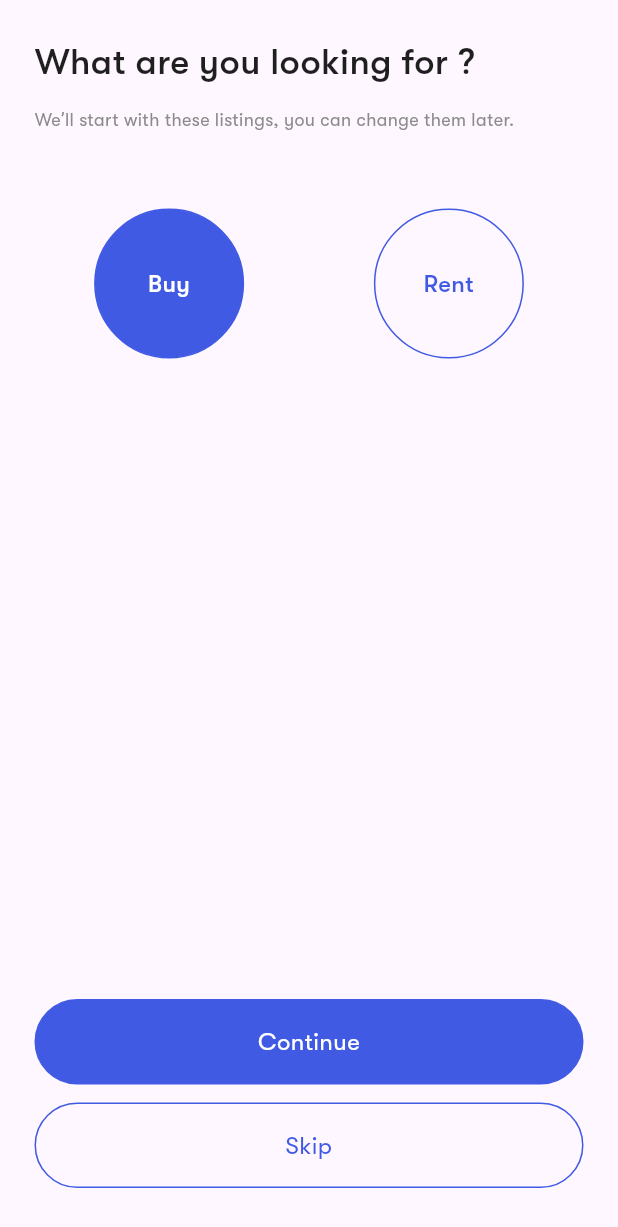
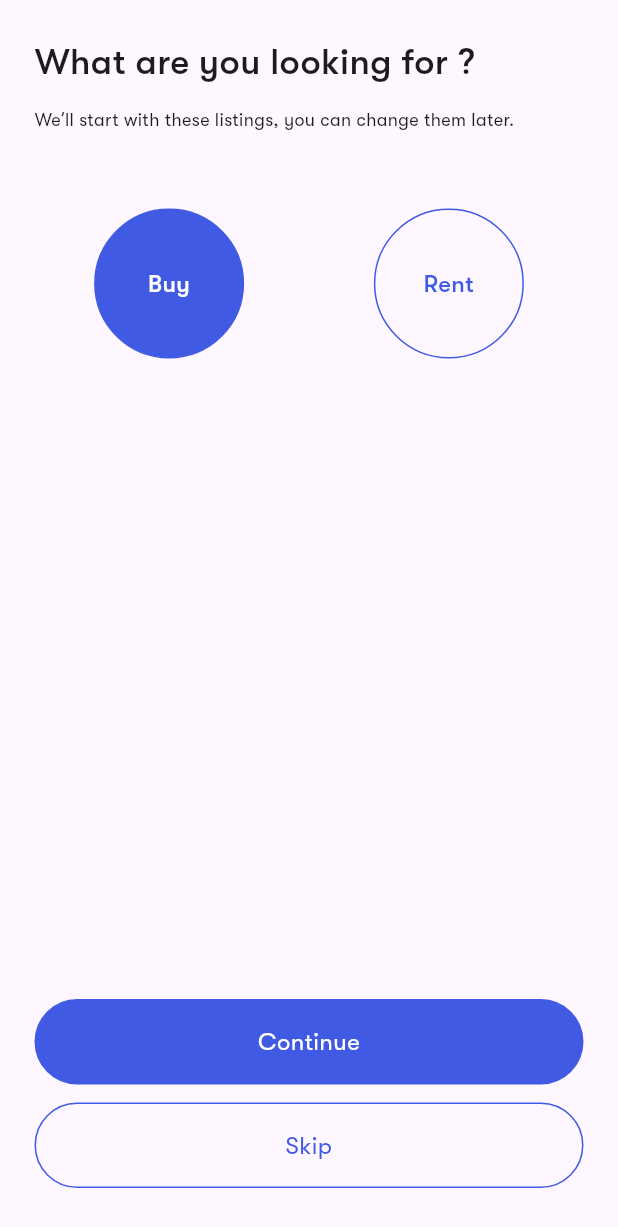
Before and after one commit to Nidhal-Khazene/HomeSpace-RealEstate-Flutter-Mobile-App, a Flutter app: the screen it shows after launch, after a tap on "Get Started", on a phone screen of 412 x 824 dp. Shown: the top 1227 px of the screen. Run offline on Flutter 3.47's test engine with Material 3 defaults, Android fonts, the phone set to English and light mode, and no system bars; our stand-ins replace flutter_svg; statements that could not run were skipped.

Commit message:
add secondary color

```diff
--- a/lib/core/utils/colors.dart
+++ b/lib/core/utils/colors.dart
@@ -2,7 +2,8 @@ import 'package:flutter/cupertino.dart';
 
 abstract class ColorsData {
   static final kPrimaryColor = const Color(0xff405AE4);
+  static final Color kSecondaryColor = const Color(0xFF4360F6);
   static final kNotReadyButtonColor = const Color(0xFFF2F4FC);
-  static final Color kPrimaryColorFont = const Color(0xFF1F1F1F);
-  static final Color kSecondaryColorFont = const Color(0xFF8C8B8B);
+  static final Color kFontPrimaryColor = const Color(0xFF1F1F1F);
+  static final Color kFontSecondaryColor = const Color(0xFF8C8B8B);
 }
```
Also changed, not shown: lib/features/on_boarding/presentation/views/widgets/custom_property_type_container.dart (added), lib/features/on_boarding/presentation/views/widgets/what_is_your_building_preference_view.dart (added).
